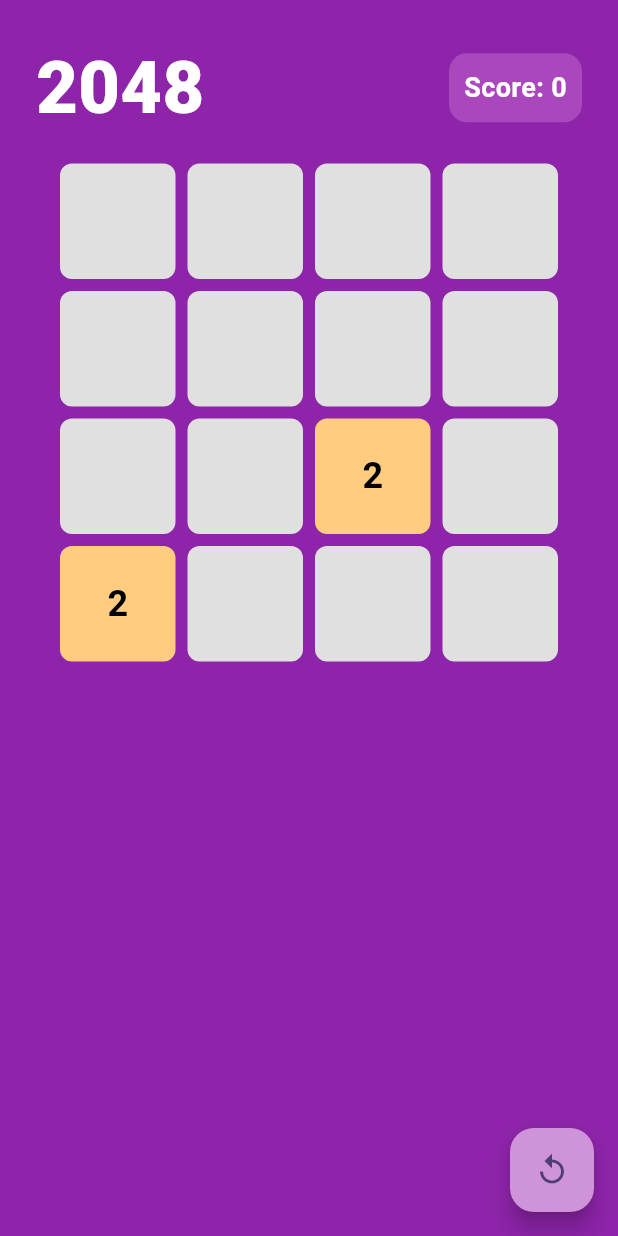
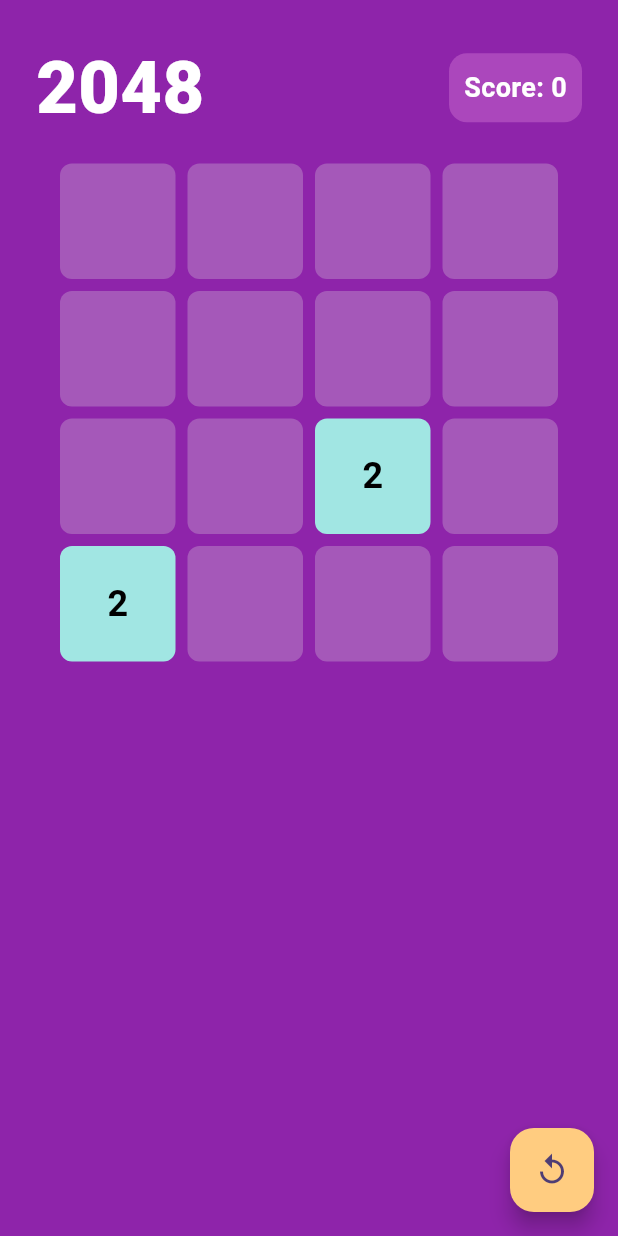
Before and after one commit to Grand0x/2048-flutter, a Flutter app: the screen it shows after launch, on a phone screen of 412 x 824 dp. Run offline on Flutter 3.47's test engine with Material 3 defaults, Android fonts, the phone set to English and light mode, and no system bars.

Commit message:
Tile color

```diff
--- a/lib/main.dart
+++ b/lib/main.dart
@@ -55,7 +55,7 @@ class _MyHomePageState extends State<MyHomePage> {
         ),
       ),
       floatingActionButton: FloatingActionButton(
-        backgroundColor: Colors.purple[200],
+        backgroundColor: Colors.orange[200],
         onPressed: _grid.resetGame,
         tooltip: 'Reset',
         child: const Icon(Icons.replay_outlined),
--- a/lib/widgets/tile.dart
+++ b/lib/widgets/tile.dart
@@ -5,11 +5,32 @@ class Tile extends StatelessWidget {
 
   final int number;
 
+  Color getTileColor(int nb) {
+    if (nb >= 1024) {
+      return const Color(0xFFEB3B58);
+    } else if (nb >= 128) {
+      return const Color(0xFF7C86E9);
+    } else if (nb >= 64) {
+      return const Color.fromARGB(255, 4, 143, 207);
+    } else if (nb >= 32) {
+      return const Color(0xFF00B0FF);
+    } else if (nb >= 16) {
+      return const Color.fromARGB(255, 45, 169, 180);
+    } else if (nb >= 8) {
+      return const Color(0xFF3CD2E0);
+    } else if (nb >= 4) {
+      return const Color.fromARGB(255, 123, 226, 221);
+    } else if (nb >= 2) {
+      return const Color(0xFFA1E6E3);
+    }
+    return const Color.fromARGB(71, 224, 224, 224);
+  }
+
   @override
   Widget build(BuildContext context) {
     return Container(
       decoration: BoxDecoration(
-        color: number == 0 ? Colors.grey[300] : Colors.orange[200],
+        color: getTileColor(number),
         borderRadius: BorderRadius.circular(8.0),
       ),
       child: Center(
```
Also changed, not shown: lib/widgets/game_board.dart (+18 -12 lines).
